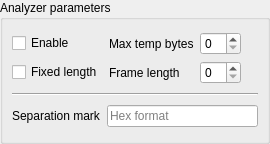
Above: src/toolsui/SAKAnalyzerToolUi.ui from x-tools-author/x-tools before the change. Below: the same form after it.
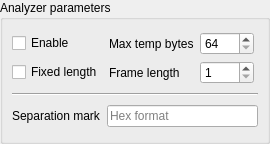
That is the form after the change. Custom widgets are drawn as their Qt base class.

Commit message: fix: analyzer error

```diff
--- a/src/toolsui/SAKAnalyzerToolUi.ui
+++ b/src/toolsui/SAKAnalyzerToolUi.ui
@@ -49,7 +49,14 @@
          </widget>
         </item>
         <item row="0" column="2">
-         <widget class="SAKSpinBox" name="spinBoxMaxTempBytes"/>
+         <widget class="SAKSpinBox" name="spinBoxMaxTempBytes">
+          <property name="minimum">
+           <number>64</number>
+          </property>
+          <property name="maximum">
+           <number>2048</number>
+          </property>
+         </widget>
         </item>
         <item row="0" column="0">
          <widget class="SAKCheckBox" name="checkBoxEnable">
@@ -66,7 +73,14 @@
          </widget>
         </item>
         <item row="1" column="2">
-         <widget class="SAKSpinBox" name="spinBoxFrameLength"/>
+         <widget class="SAKSpinBox" name="spinBoxFrameLength">
+          <property name="minimum">
+           <number>1</number>
+          </property>
+          <property name="maximum">
+           <number>2048</number>
+          </property>
+         </widget>
         </item>
         <item row="0" column="3">
          <spacer name="horizontalSpacer">
```
The commit also changes 3 other files.
